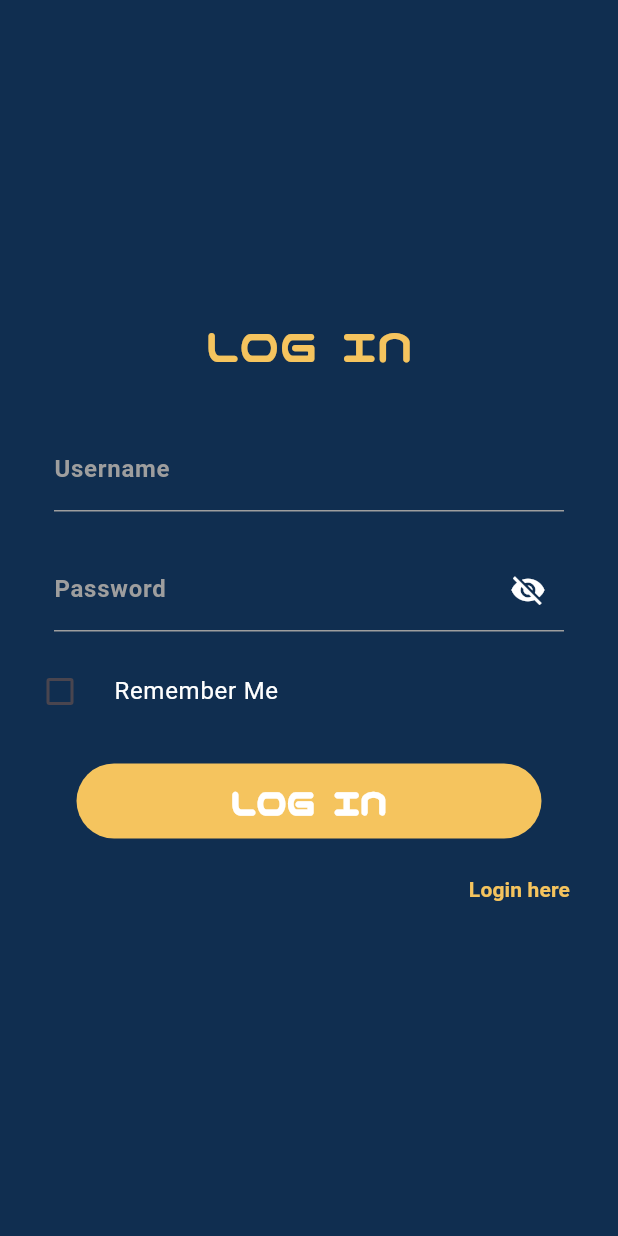
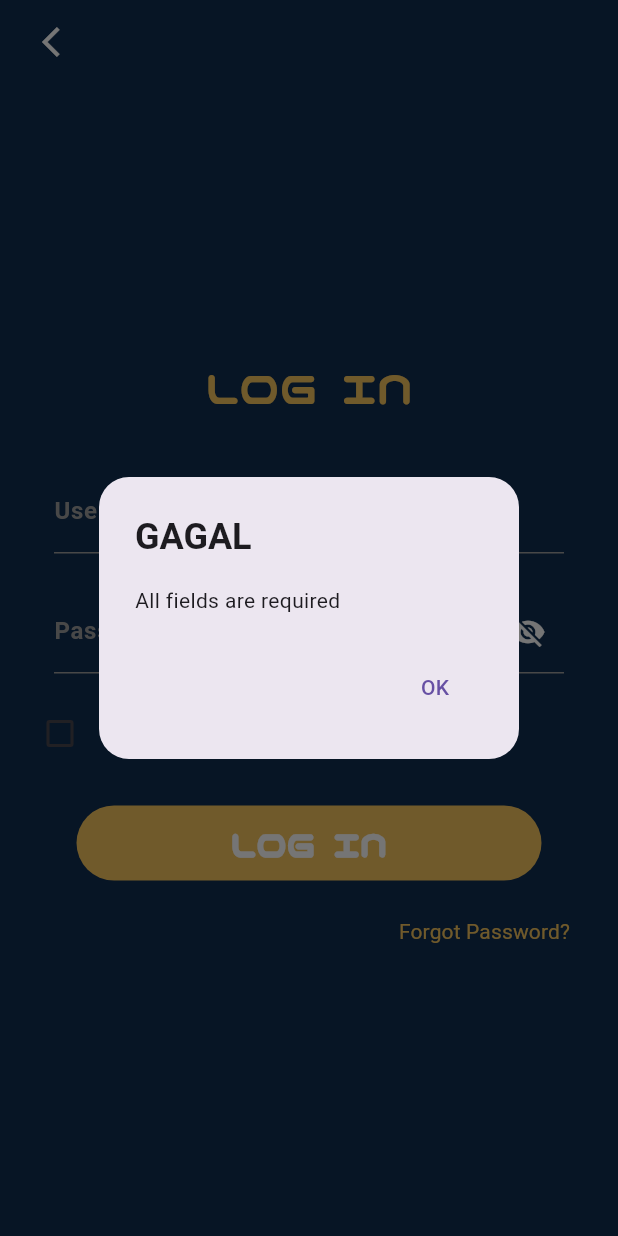
Before and after one commit to Kyluxx/MyFlutterWorkspace, a Flutter app: the LoginView screen opened directly, after a tap on "LOG IN", on a phone screen of 412 x 824 dp. Run offline on Flutter 3.47's test engine with Material 3 defaults, Android fonts, the phone set to English and light mode, and no system bars; accounts and stored records are empty.

Commit message:
Feat: SignUp & Login

```diff
--- /dev/null
+++ b/lib/global/regex.dart
@@ -0,0 +1,7 @@
+class Regex {
+  static final email = RegExp(r'^[\w.-]+@[a-zA-Z0-9.-]+\.[a-zA-Z]{2,}$');
+
+  static bool isEmail(String input) {
+    return email.hasMatch(input);
+  }
+}
--- /dev/null
+++ b/lib/global/response.dart
@@ -0,0 +1,14 @@
+import 'package:flutter_application_1/global/types.dart';
+import 'package:flutter_application_1/models/res_messages_model.dart';
+
+void resCodeCallback(
+  ResMessagesModel resMsg, {
+  required ResCallback onSuccess,
+  required ResCallback onFail,
+}) {
+  if (resMsg.status == "200") {
+    onSuccess(msg: resMsg.msg);
+  } else {
+    onFail(msg: resMsg.msg);
+  }
+}
--- a/lib/models/user_model.dart
+++ b/lib/models/user_model.dart
@@ -28,6 +28,7 @@ class ResUserModel {
   }
 }
 
+
 class UserModel {
   final int id;
   final String name;
@@ -56,3 +57,35 @@ class UserModel {
     };
   }
 }
+
+
+class LoginRequest {
+  final String identifier; // username OR email
+  final String password;
+
+  LoginRequest({required this.identifier, required this.password});
+
+  Map<String, dynamic> toJson() => {
+    'identifier': identifier,
+    'password': password,
+  };
+}
+
+
+class SignUpRequest {
+  final String name;
+  final String email;
+  final String password;
+
+  SignUpRequest({
+    required this.name,
+    required this.email,
+    required this.password,
+  });
+
+  Map<String, dynamic> toJson() => {
+    'name': name,
+    'email': email,
+    'password': password,
+  };
+}
--- a/lib/services/api.dart
+++ b/lib/services/api.dart
@@ -1,3 +1,5 @@
 class Api {
   static final baseUrl = 'http://192.168.0.112:3000';
+  static final registerUrl = '$baseUrl/register';
+  static final loginUrl = '$baseUrl/login';
 }
--- a/lib/viewmodels/login_vm.dart
+++ b/lib/viewmodels/login_vm.dart
@@ -1,7 +1,11 @@
 import 'package:flutter/material.dart';
+import 'package:flutter_application_1/global/regex.dart';
+import 'package:flutter_application_1/global/response.dart';
+import 'package:flutter_application_1/global/types.dart';
+import 'package:flutter_application_1/services/account.dart';
 
 class LoginVm with ChangeNotifier {
-  final TextEditingController usernameController = TextEditingController();
+  final TextEditingController identifierController = TextEditingController();
   final TextEditingController passwordController = TextEditingController();
 
   bool rememberMe = false;
@@ -17,11 +21,30 @@ class LoginVm with ChangeNotifier {
     notifyListeners();
   }
 
-  void onTapLogIn() {
+  Future<void> onTapLogIn({
+    required ResCallback onSuccess,
+    required ResCallback onFail,
+  }) async {
+    final identifier = identifierController.text;
+    final password = passwordController.text;
+    final isEmail = Regex.isEmail(identifier);
 
+    if (identifier.isEmpty || password.isEmpty) {
+      onFail(msg: 'All fields are required');
+      return;
+    }
+
+    if (Regex.email.hasMatch(identifier) == false && isEmail == false) {
+      onFail(msg: 'Email is not valid');
+      return;
+    }
+
+
+    final res = await AccountService.login(identifier, password, isEmail);
+    print(res);
+
+    resCodeCallback(res.messages, onSuccess: onSuccess, onFail: onFail);
   }
 
-  void onTapForgotPassword() {
-
-  }
+  void onTapForgotPassword() {}
 }
--- a/lib/viewmodels/register_vm.dart
+++ b/lib/viewmodels/register_vm.dart
@@ -1,4 +1,6 @@
 import 'package:flutter/material.dart';
+import 'package:flutter_application_1/global/regex.dart';
+import 'package:flutter_application_1/global/response.dart';
 import 'package:flutter_application_1/global/types.dart';
 import '../models/user_model.dart';
 import '../services/account.dart';
@@ -28,23 +30,32 @@ class RegisterVm with ChangeNotifier {
     required ResCallback onSuccess,
     required ResCallback onFail,
   }) async {
+    final username = usernameController.text;
+    final email = emailController.text.trim();
+    final password = passwordController.text;
+    final verifyPassword = verifyPasswordController.text;
+    if (username.isEmpty ||
+        email.isEmpty ||
+        password.isEmpty ||
+        verifyPassword.isEmpty) {
+      onFail(msg: 'All fields are required');
+      return;
+    }
+
+    if (Regex.email.hasMatch(email) == false) {
+      onFail(msg: 'Email is not valid');
+      return;
+    }
+
+    if (password != verifyPassword) {
+      onFail(msg: 'Password does not match');
+      return;
+    }
+
     try {
-      final res = await AccountService.createAccount(
-        usernameController.text,
-        emailController.text,
-        passwordController.text,
-      );
-
+      final res = await AccountService.createAccount(username, email, password);
       print(res);
-
-      switch (res.messages.status) {
-        case "201":
-          onSuccess(msg: res.messages.msg);
-          break;
-        default:
-          onFail(msg: res.messages.msg);
-          break;
-      }
+      resCodeCallback(res.messages, onSuccess: onSuccess, onFail: onFail);
     } catch (e, s) {
       print('ERROR IN SIGNUP: $e');
       print('STACK: $s');
--- a/lib/views/login_view.dart
+++ b/lib/views/login_view.dart
@@ -1,6 +1,8 @@
 import 'package:flutter/material.dart';
 import 'package:flutter_application_1/constant/colors.dart';
+import 'package:flutter_application_1/constant/string.dart';
 import 'package:flutter_application_1/viewmodels/login_vm.dart';
+import 'package:flutter_application_1/views/widgets/alertdialog.dart';
 import 'package:flutter_application_1/views/widgets/button.dart';
 import 'package:flutter_application_1/views/widgets/textfield.dart';
 import 'package:provider/provider.dart';
@@ -15,6 +17,20 @@ class LoginView extends StatelessWidget {
         return Scaffold(
           resizeToAvoidBottomInset: false,
           backgroundColor: CColor.bgColor,
+          appBar: AppBar(
+            backgroundColor: Colors.transparent,
+            elevation: 0,
+            leading: Padding(
+              padding: const EdgeInsets.only(left: 20.0),
+              child: IconButton(
+                icon: const Icon(
+                  Icons.arrow_back_ios,
+                  color: Colors.white,
+                ),
+                onPressed: () => Navigator.pop(context),
+              ),
+            ),
+          ),
           body: SafeArea(
             child: Padding(
               padding: const EdgeInsets.all(20.0),
@@ -31,11 +47,11 @@ class LoginView extends StatelessWidget {
                     ),
                   ),
                   SizedBox(height: 20),
-                  CTextFField(label: 'Username', controller: logvm.usernameController),
+                  CTextFField(label: 'Username or Email', controller: logvm.identifierController),
                   CTextFField(
                     label: 'Password',
                     controller: logvm.passwordController,
-                    obscureText: true,
+                    obscureText: logvm.hidePassword,
                     suffixIcon: InkWell(
                       borderRadius: BorderRadius.circular(100),
                       onTap: logvm.toggleVisibility,
@@ -62,7 +78,20 @@ class LoginView extends StatelessWidget {
                   SizedBox(height: 20),
                   CButton(
                     label: 'LOG IN',
-                    onTap: logvm.onTapLogIn,
+                    onTap: () => logvm.onTapLogIn(
+                      onSuccess: ({required String msg}) {
+                        CAlert(
+                          title: CString.success,
+                          message: msg,
+                        ).show(context);
+                      },
+                      onFail: ({required String msg}) {
+                        CAlert(
+                          title: CString.fail,
+                          message: msg,
+                        ).show(context);
+                      },
+                    ),
                     useNicoMoji: true,
                     fontSize: 24,
                   ),
@@ -73,10 +102,10 @@ class LoginView extends StatelessWidget {
                       TextButton(
                         onPressed: () => logvm.onTapForgotPassword(),
                         child: const Text(
-                          'Login here',
+                          'Forgot Password?',
                           style: TextStyle(
                             color: CColor.primaryColor,
-                            fontWeight: FontWeight.bold,
+                            fontWeight: FontWeight.w400,
                           ),
                         ),
                       ),
```
Also changed, not shown: lib/services/account.dart (+14 -1 lines).
